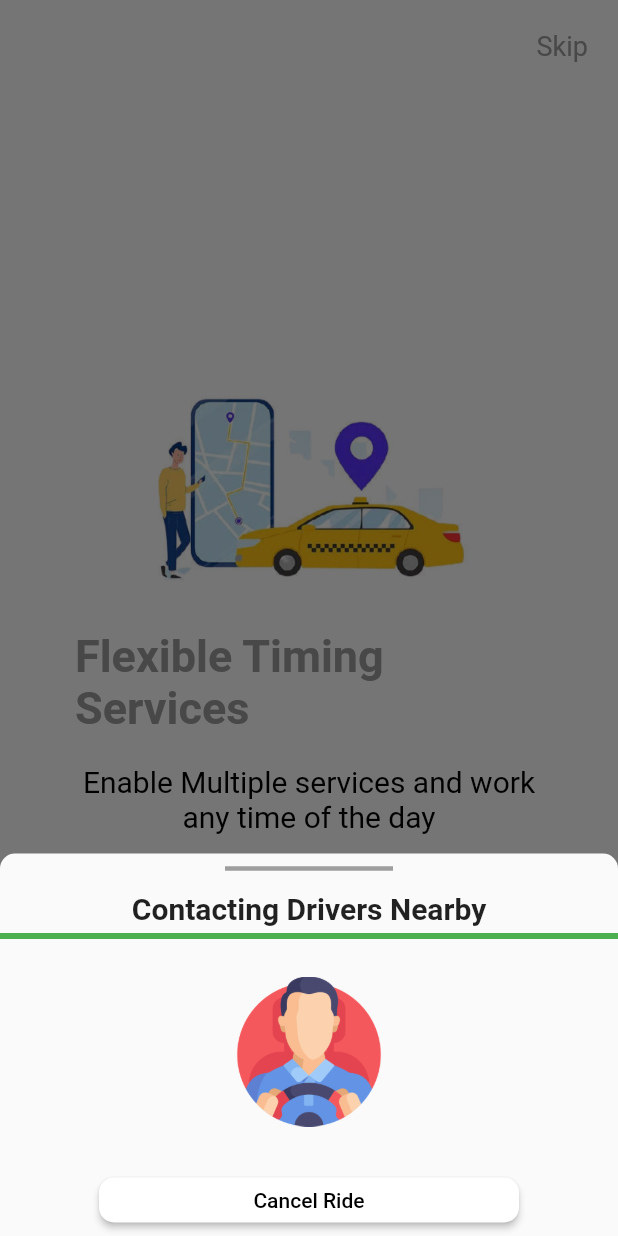
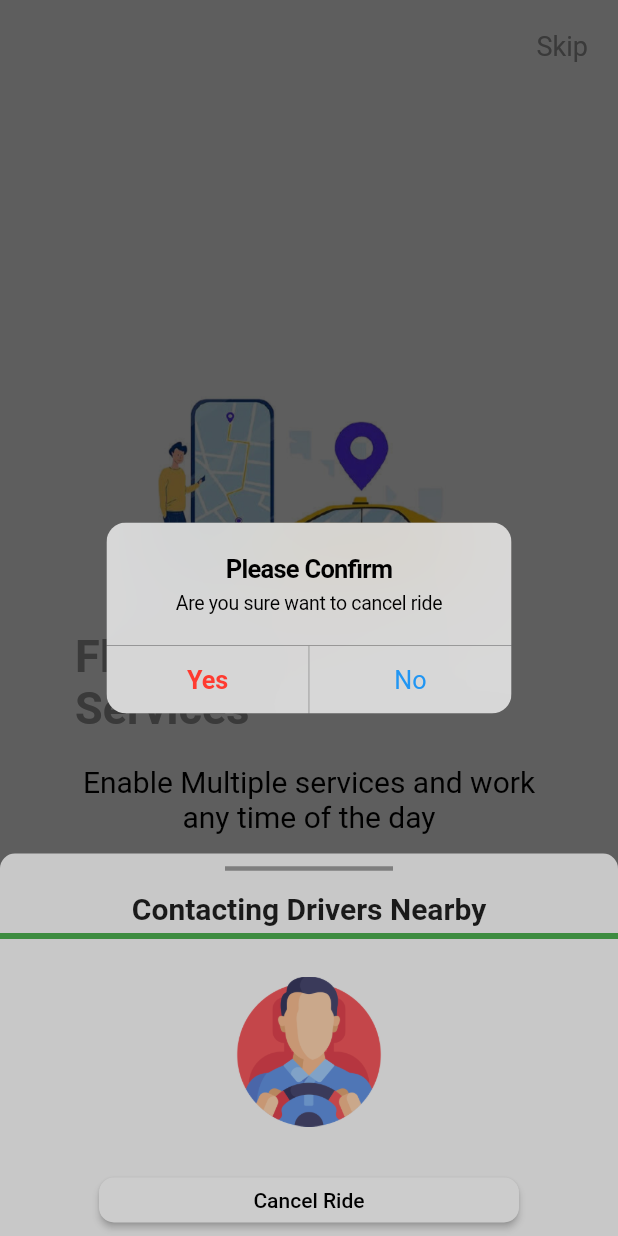
Before and after one commit to johnson261996/Ura-taxi, a Flutter app: the ChooseRideWidget widget shown alone on an empty page, opened directly, after a tap on "Continue", after a tap on "Book Any", after a tap on "Cancel Ride", on a phone screen of 412 x 824 dp. Run offline on Flutter 3.47's test engine with Material 2 defaults, Android fonts, the phone set to English and light mode, and no system bars; our stand-ins replace firebase_auth, firebase_core, fluttertoast, geocoding, geolocator, google_fonts and 5 more; missing offline and left inert: clipboard, flutter_facebook_auth, flutter_polyline_points, whatsapp_unilink; accounts and stored records are empty.

```diff
--- a/lib/widgets/home/driver_info_widget.dart
+++ b/lib/widgets/home/driver_info_widget.dart
@@ -12,10 +12,43 @@ class DriverInfoWidget extends StatefulWidget {
 
 class _DriverInfoWidgetState extends State<DriverInfoWidget> with SingleTickerProviderStateMixin {
 
-
   late AnimationController controller;
   late Animation<double> animation;
   late double value;
+
+  void cancelDialog(BuildContext context) {
+    showCupertinoDialog(
+        context: context,
+        builder: (BuildContext ctx) {
+          return CupertinoAlertDialog(
+            title: const Text('Please Confirm'),
+            content: const Text('Are you sure want to cancel ride'),
+            actions: [
+              // The "Yes" button
+              CupertinoDialogAction(
+                onPressed: () {
+                  setState(() {
+                    Navigator.of(context).pop();
+                    Navigator.pop(context);
+                  });
+                },
+                child: const Text('Yes'),
+                isDefaultAction: true,
+                isDestructiveAction: true,
+              ),
+              // The "No" button
+              CupertinoDialogAction(
+                onPressed: () {
+                  Navigator.of(context).pop();
+                },
+                child: const Text('No'),
+                isDefaultAction: false,
+                isDestructiveAction: false,
+              )
+            ],
+          );
+        });
+  }
 
   @override
   void initState() {
@@ -45,14 +78,11 @@ void bottomDraggbleSheet(){
       isScrollControlled: true, // set this to true
       builder: (_){
     return DraggableScrollableSheet(
-      initialChildSize: 0.9,
-      minChildSize: 0.2,
-      maxChildSize: 1,
+      initialChildSize: 0.5,
       expand: false,
       builder: (BuildContext context, ScrollController scrollController) {
-        return Column(
-         crossAxisAlignment: CrossAxisAlignment.center,
-          mainAxisAlignment: MainAxisAlignment.start,
+        return ListView(
+          controller: scrollController,
           children: [
             const Divider(
               color: Colors.grey,
@@ -62,7 +92,7 @@ void bottomDraggbleSheet(){
               endIndent: 150,
             ),
 
-            Text(Strings.your_ride_cnfm,style: TextStyle(fontWeight: FontWeight.bold,fontSize: 20),),
+            Center(child: Text(Strings.your_ride_cnfm,style: TextStyle(fontWeight: FontWeight.bold,fontSize: 20),)),
             SizedBox(height: 5,),
 
             const Divider(
@@ -175,7 +205,8 @@ void bottomDraggbleSheet(){
                     ),
                   ),
                   ElevatedButton.icon(
-                    onPressed: () {},
+                    onPressed: () {
+                    },
                     icon: Icon(Icons.help,color: Colors.black,size: 15,),
                     label: Text("Support",style: TextStyle(color: Colors.black),),
                     style: ElevatedButton.styleFrom(
@@ -284,7 +315,6 @@ void bottomDraggbleSheet(){
 }
 
 
-
   @override
   void dispose() {
     controller.stop();
@@ -328,7 +358,7 @@ void bottomDraggbleSheet(){
             shape: RoundedRectangleBorder(
               borderRadius: BorderRadius.circular(10.0),
             ), onPressed: () {
-            //bottomDraggbleSheet();
+            cancelDialog(context);
           },
           )
         ]
```
Also changed, not shown: lib/widgets/home/choose_ride_widget.dart (+27 -4 lines), lib/widgets/home/home_widget.dart (+12 -5 lines), assets/images/map_pin_green.png (added), assets/images/map_pin_red.png (added). Lines whose indentation alone changed are shown as unchanged.
